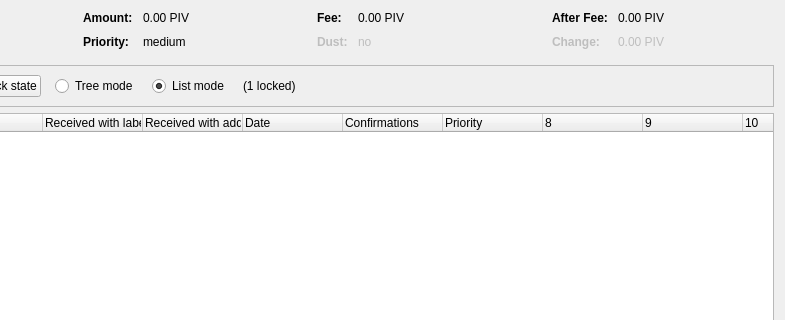
chavezcoin-project/arepacoin, file src/qt/forms/coincontroldialog.ui: the form before one commit; both pictures show x 169 to 954 and y 0 to 320 of the 954 by 500 pixel window.
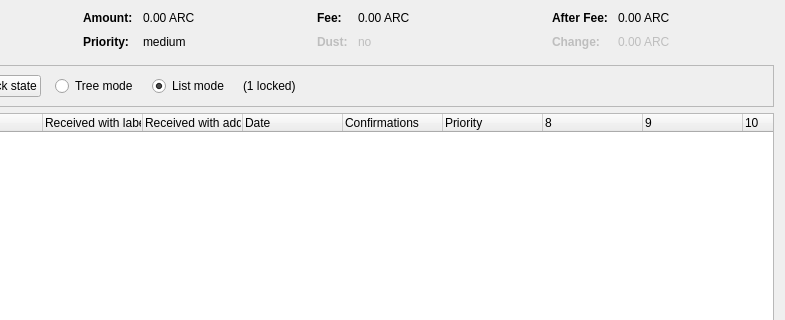
The form after the commit. Custom widgets are drawn as their Qt base class.

```diff
--- a/src/qt/forms/coincontroldialog.ui
+++ b/src/qt/forms/coincontroldialog.ui
@@ -132,7 +132,7 @@
           <enum>Qt::ActionsContextMenu</enum>
          </property>
          <property name="text">
-          <string notr="true">0.00 PIV</string>
+          <string notr="true">0.00 ARC</string>
          </property>
          <property name="textInteractionFlags">
           <set>Qt::LinksAccessibleByMouse|Qt::TextSelectableByKeyboard|Qt::TextSelectableByMouse</set>
@@ -206,7 +206,7 @@
           <enum>Qt::ActionsContextMenu</enum>
          </property>
          <property name="text">
-          <string notr="true">0.00 PIV</string>
+          <string notr="true">0.00 ARC</string>
          </property>
          <property name="textInteractionFlags">
           <set>Qt::LinksAccessibleByMouse|Qt::TextSelectableByKeyboard|Qt::TextSelectableByMouse</set>
@@ -286,7 +286,7 @@
           <enum>Qt::ActionsContextMenu</enum>
          </property>
          <property name="text">
-          <string notr="true">0.00 PIV</string>
+          <string notr="true">0.00 ARC</string>
          </property>
          <property name="textInteractionFlags">
           <set>Qt::LinksAccessibleByMouse|Qt::TextSelectableByKeyboard|Qt::TextSelectableByMouse</set>
@@ -321,7 +321,7 @@
           <enum>Qt::ActionsContextMenu</enum>
          </property>
          <property name="text">
-          <string notr="true">0.00 PIV</string>
+          <string notr="true">0.00 ARC</string>
          </property>
          <property name="textInteractionFlags">
           <set>Qt::LinksAccessibleByMouse|Qt::TextSelectableByKeyboard|Qt::TextSelectableByMouse</set>
```
